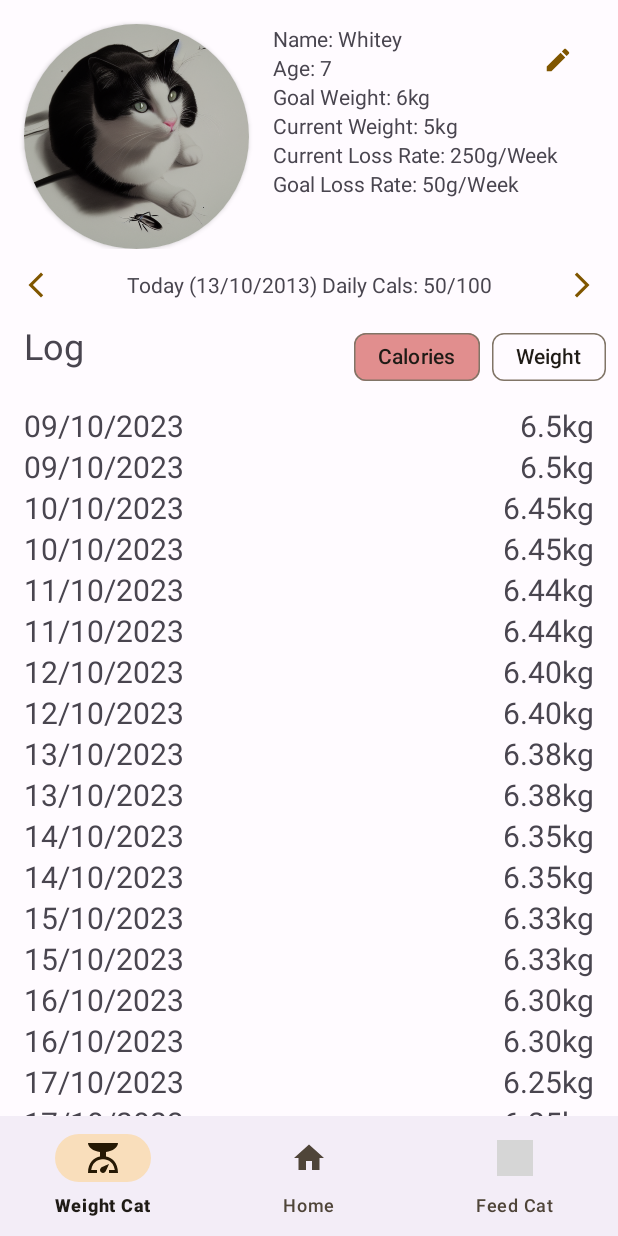
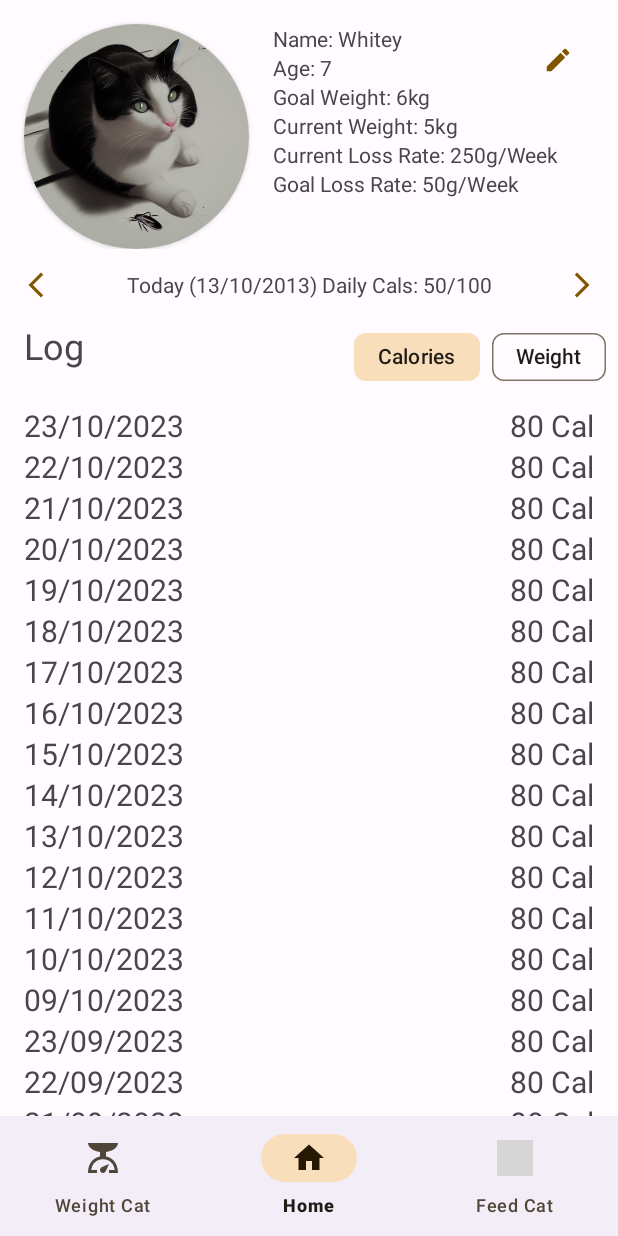
Before and after one commit to Niko361/COS30017_Custom_APP, an Android app: the screen it shows after launch (MainActivity), on a phone screen of 412 x 824 dp. Run offline under Robolectric (Android 15) with nearby library versions, the phone set to English and light mode, and no system bars; grey boxes are pictures that could not be loaded.

Commit message:
Feat: calorie log in feed and main activities

```diff
--- a/app/src/main/AndroidManifest.xml
+++ b/app/src/main/AndroidManifest.xml
@@ -14,8 +14,9 @@
         tools:targetApi="31">
         <activity android:name=".LogWeightActivity"
             android:exported="false"/>
-        <activity android:name=".LogFoodEntry"
-            android:exported="false"/>
+        <activity android:name=".LogFoodEntryActivity"
+            android:exported="false"
+             />
         <activity
             android:name=".MainActivity"
             android:exported="true">
--- a/app/src/main/java/com/example/customappproject/MainActivity.kt
+++ b/app/src/main/java/com/example/customappproject/MainActivity.kt
@@ -6,6 +6,7 @@ import android.os.Bundle
 import android.util.Log
 import androidx.recyclerview.widget.LinearLayoutManager
 import androidx.recyclerview.widget.RecyclerView
+import com.google.android.material.chip.Chip
 import com.google.android.material.navigation.NavigationBarView
 import java.time.LocalDateTime
 import java.time.format.DateTimeFormatter
@@ -27,33 +28,85 @@ class MainActivity : AppCompatActivity() {
         GenericLogEntry(LocalDateTime.parse("11/10/23 19:00", DateTimeFormatter.ofPattern("dd/MM/yy HH:mm")), "6.44kg"),
         GenericLogEntry(LocalDateTime.parse("10/10/23 19:00", DateTimeFormatter.ofPattern("dd/MM/yy HH:mm")), "6.45kg"),
         GenericLogEntry(LocalDateTime.parse("09/10/23 19:00", DateTimeFormatter.ofPattern("dd/MM/yy HH:mm")), "6.5kg"),
-        GenericLogEntry(LocalDateTime.parse("23/10/23 19:00", DateTimeFormatter.ofPattern("dd/MM/yy HH:mm")), "6.0kg"),
-        GenericLogEntry(LocalDateTime.parse("22/10/23 19:00", DateTimeFormatter.ofPattern("dd/MM/yy HH:mm")), "6.04kg"),
-        GenericLogEntry(LocalDateTime.parse("21/10/23 19:00", DateTimeFormatter.ofPattern("dd/MM/yy HH:mm")), "6.10kg"),
-        GenericLogEntry(LocalDateTime.parse("20/10/23 19:00", DateTimeFormatter.ofPattern("dd/MM/yy HH:mm")), "6.18kg"),
-        GenericLogEntry(LocalDateTime.parse("19/10/23 19:00", DateTimeFormatter.ofPattern("dd/MM/yy HH:mm")), "6.20kg"),
-        GenericLogEntry(LocalDateTime.parse("18/10/23 19:00", DateTimeFormatter.ofPattern("dd/MM/yy HH:mm")), "6.22kg"),
-        GenericLogEntry(LocalDateTime.parse("17/10/23 19:00", DateTimeFormatter.ofPattern("dd/MM/yy HH:mm")), "6.25kg"),
-        GenericLogEntry(LocalDateTime.parse("16/10/23 19:00", DateTimeFormatter.ofPattern("dd/MM/yy HH:mm")), "6.30kg"),
-        GenericLogEntry(LocalDateTime.parse("15/10/23 19:00", DateTimeFormatter.ofPattern("dd/MM/yy HH:mm")), "6.33kg"),
-        GenericLogEntry(LocalDateTime.parse("14/10/23 19:00", DateTimeFormatter.ofPattern("dd/MM/yy HH:mm")), "6.35kg"),
-        GenericLogEntry(LocalDateTime.parse("13/10/23 19:00", DateTimeFormatter.ofPattern("dd/MM/yy HH:mm")), "6.38kg"),
-        GenericLogEntry(LocalDateTime.parse("12/10/23 19:00", DateTimeFormatter.ofPattern("dd/MM/yy HH:mm")), "6.40kg"),
-        GenericLogEntry(LocalDateTime.parse("11/10/23 19:00", DateTimeFormatter.ofPattern("dd/MM/yy HH:mm")), "6.44kg"),
-        GenericLogEntry(LocalDateTime.parse("10/10/23 19:00", DateTimeFormatter.ofPattern("dd/MM/yy HH:mm")), "6.45kg"),
-        GenericLogEntry(LocalDateTime.parse("09/10/23 19:00", DateTimeFormatter.ofPattern("dd/MM/yy HH:mm")), "6.5kg"),
+        GenericLogEntry(LocalDateTime.parse("23/09/23 19:00", DateTimeFormatter.ofPattern("dd/MM/yy HH:mm")), "6.55kg"),
+        GenericLogEntry(LocalDateTime.parse("22/09/23 19:00", DateTimeFormatter.ofPattern("dd/MM/yy HH:mm")), "6.60kg"),
+        GenericLogEntry(LocalDateTime.parse("21/09/23 19:00", DateTimeFormatter.ofPattern("dd/MM/yy HH:mm")), "6.60kg"),
+        GenericLogEntry(LocalDateTime.parse("20/09/23 19:00", DateTimeFormatter.ofPattern("dd/MM/yy HH:mm")), "6.62kg"),
+        GenericLogEntry(LocalDateTime.parse("19/09/23 19:00", DateTimeFormatter.ofPattern("dd/MM/yy HH:mm")), "6.62kg"),
+        GenericLogEntry(LocalDateTime.parse("18/09/23 19:00", DateTimeFormatter.ofPattern("dd/MM/yy HH:mm")), "6.64kg"),
+        GenericLogEntry(LocalDateTime.parse("17/09/23 19:00", DateTimeFormatter.ofPattern("dd/MM/yy HH:mm")), "6.65kg"),
+        GenericLogEntry(LocalDateTime.parse("16/09/23 19:00", DateTimeFormatter.ofPattern("dd/MM/yy HH:mm")), "6.66kg"),
+        GenericLogEntry(LocalDateTime.parse("15/09/23 19:00", DateTimeFormatter.ofPattern("dd/MM/yy HH:mm")), "6.67kg"),
+        GenericLogEntry(LocalDateTime.parse("14/09/23 19:00", DateTimeFormatter.ofPattern("dd/MM/yy HH:mm")), "6.70kg"),
+        GenericLogEntry(LocalDateTime.parse("13/09/23 19:00", DateTimeFormatter.ofPattern("dd/MM/yy HH:mm")), "6.71kg"),
+        GenericLogEntry(LocalDateTime.parse("12/09/23 19:00", DateTimeFormatter.ofPattern("dd/MM/yy HH:mm")), "6.73kg"),
+        GenericLogEntry(LocalDateTime.parse("11/09/23 19:00", DateTimeFormatter.ofPattern("dd/MM/yy HH:mm")), "6.74kg"),
+        GenericLogEntry(LocalDateTime.parse("10/09/23 19:00", DateTimeFormatter.ofPattern("dd/MM/yy HH:mm")), "6.75kg"),
+        GenericLogEntry(LocalDateTime.parse("09/09/23 19:00", DateTimeFormatter.ofPattern("dd/MM/yy HH:mm")), "6.75kg")
+    )
+
+    var calorieLogs = mutableListOf(
+        GenericLogEntry(LocalDateTime.parse("23/10/23 19:00", DateTimeFormatter.ofPattern("dd/MM/yy HH:mm")), "80 Cal"),
+        GenericLogEntry(LocalDateTime.parse("22/10/23 19:00", DateTimeFormatter.ofPattern("dd/MM/yy HH:mm")), "80 Cal"),
+        GenericLogEntry(LocalDateTime.parse("21/10/23 19:00", DateTimeFormatter.ofPattern("dd/MM/yy HH:mm")), "80 Cal"),
+        GenericLogEntry(LocalDateTime.parse("20/10/23 19:00", DateTimeFormatter.ofPattern("dd/MM/yy HH:mm")), "80 Cal"),
+        GenericLogEntry(LocalDateTime.parse("19/10/23 19:00", DateTimeFormatter.ofPattern("dd/MM/yy HH:mm")), "80 Cal"),
+        GenericLogEntry(LocalDateTime.parse("18/10/23 19:00", DateTimeFormatter.ofPattern("dd/MM/yy HH:mm")), "80 Cal"),
+        GenericLogEntry(LocalDateTime.parse("17/10/23 19:00", DateTimeFormatter.ofPattern("dd/MM/yy HH:mm")), "80 Cal"),
+        GenericLogEntry(LocalDateTime.parse("16/10/23 19:00", DateTimeFormatter.ofPattern("dd/MM/yy HH:mm")), "80 Cal"),
+        GenericLogEntry(LocalDateTime.parse("15/10/23 19:00", DateTimeFormatter.ofPattern("dd/MM/yy HH:mm")), "80 Cal"),
+        GenericLogEntry(LocalDateTime.parse("14/10/23 19:00", DateTimeFormatter.ofPattern("dd/MM/yy HH:mm")), "80 Cal"),
+        GenericLogEntry(LocalDateTime.parse("13/10/23 19:00", DateTimeFormatter.ofPattern("dd/MM/yy HH:mm")), "80 Cal"),
+        GenericLogEntry(LocalDateTime.parse("12/10/23 19:00", DateTimeFormatter.ofPattern("dd/MM/yy HH:mm")), "80 Cal"),
+        GenericLogEntry(LocalDateTime.parse("11/10/23 19:00", DateTimeFormatter.ofPattern("dd/MM/yy HH:mm")), "80 Cal"),
+        GenericLogEntry(LocalDateTime.parse("10/10/23 19:00", DateTimeFormatter.ofPattern("dd/MM/yy HH:mm")), "80 Cal"),
+        GenericLogEntry(LocalDateTime.parse("09/10/23 19:00", DateTimeFormatter.ofPattern("dd/MM/yy HH:mm")), "80 Cal"),
+        GenericLogEntry(LocalDateTime.parse("23/09/23 19:00", DateTimeFormatter.ofPattern("dd/MM/yy HH:mm")), "80 Cal"),
+        GenericLogEntry(LocalDateTime.parse("22/09/23 19:00", DateTimeFormatter.ofPattern("dd/MM/yy HH:mm")), "80 Cal"),
+        GenericLogEntry(LocalDateTime.parse("21/09/23 19:00", DateTimeFormatter.ofPattern("dd/MM/yy HH:mm")), "80 Cal"),
+        GenericLogEntry(LocalDateTime.parse("20/09/23 19:00", DateTimeFormatter.ofPattern("dd/MM/yy HH:mm")), "80 Cal"),
+        GenericLogEntry(LocalDateTime.parse("19/09/23 19:00", DateTimeFormatter.ofPattern("dd/MM/yy HH:mm")), "80 Cal"),
+        GenericLogEntry(LocalDateTime.parse("18/09/23 19:00", DateTimeFormatter.ofPattern("dd/MM/yy HH:mm")), "80 Cal"),
+        GenericLogEntry(LocalDateTime.parse("17/09/23 19:00", DateTimeFormatter.ofPattern("dd/MM/yy HH:mm")), "80 Cal"),
+        GenericLogEntry(LocalDateTime.parse("16/09/23 19:00", DateTimeFormatter.ofPattern("dd/MM/yy HH:mm")), "80 Cal"),
+        GenericLogEntry(LocalDateTime.parse("15/09/23 19:00", DateTimeFormatter.ofPattern("dd/MM/yy HH:mm")), "80 Cal"),
+        GenericLogEntry(LocalDateTime.parse("14/09/23 19:00", DateTimeFormatter.ofPattern("dd/MM/yy HH:mm")), "80 Cal"),
+        GenericLogEntry(LocalDateTime.parse("13/09/23 19:00", DateTimeFormatter.ofPattern("dd/MM/yy HH:mm")), "80 Cal"),
+        GenericLogEntry(LocalDateTime.parse("12/09/23 19:00", DateTimeFormatter.ofPattern("dd/MM/yy HH:mm")), "80 Cal"),
+        GenericLogEntry(LocalDateTime.parse("11/09/23 19:00", DateTimeFormatter.ofPattern("dd/MM/yy HH:mm")), "80 Cal"),
+        GenericLogEntry(LocalDateTime.parse("10/09/23 19:00", DateTimeFormatter.ofPattern("dd/MM/yy HH:mm")), "80 Cal"),
+        GenericLogEntry(LocalDateTime.parse("09/09/23 19:00", DateTimeFormatter.ofPattern("dd/MM/yy HH:mm")), "80 Cal"),
     )
 
     override fun onCreate(savedInstanceState: Bundle?) {
         super.onCreate(savedInstanceState)
         setContentView(R.layout.activity_main)
 
-        weightLogs.sortBy{it.datetime}
+        val caloriesChip = findViewById<Chip>(R.id.caloriesChip)
+        val weightChip = findViewById<Chip>(R.id.weightChip)
 
-        drawRecyclerView()
+        caloriesChip.isChecked = true
+
+        caloriesChip.setOnClickListener {
+            caloriesChip.isChecked = true
+            weightChip.isChecked = false
+            drawRecyclerView(calorieLogs)
+        }
+
+        weightChip.setOnClickListener {
+            caloriesChip.isChecked = false
+            weightChip.isChecked = true
+            drawRecyclerView(weightLogs)
+        }
+
+
+
+        weightLogs.sortByDescending{it.datetime}
+
+        drawRecyclerView(calorieLogs)
 
         val bottomNavBar = findViewById<NavigationBarView>(R.id.bottom_navigation)
-
+        bottomNavBar.selectedItemId = R.id.home
         bottomNavBar.setOnItemSelectedListener { item ->
             when(item.itemId) {
                 R.id.weight_cat -> {
@@ -65,7 +118,7 @@ class MainActivity : AppCompatActivity() {
                 }
                 R.id.feed_cat -> {
                     Log.i("LOGME", "FEED")
-                    val intent = Intent(this, LogFoodEntry::class.java)
+                    val intent = Intent(this, LogFoodEntryActivity::class.java)
                     startActivity(intent)
                     true
                 }
@@ -78,11 +131,19 @@ class MainActivity : AppCompatActivity() {
         }
     }
 
-    fun drawRecyclerView()
+    override fun onResume() {
+        super.onResume()
+        val bottomNavBar = findViewById<NavigationBarView>(R.id.bottom_navigation)
+        bottomNavBar.selectedItemId = R.id.home
+    }
+
+    fun drawRecyclerView(input: MutableList<GenericLogEntry>)
     {
+
+        input.sortByDescending{it.datetime}
         val list = findViewById<RecyclerView>(R.id.genericLogRecyclerView)
 
-        list.adapter = GenericLogListAdapter(weightLogs)
+        list.adapter = GenericLogListAdapter(input)
         list.layoutManager = LinearLayoutManager(this)
     }
 }
--- a/app/src/main/res/layout/activity_main.xml
+++ b/app/src/main/res/layout/activity_main.xml
@@ -175,13 +175,14 @@
                     android:layout_width="wrap_content"
                     android:layout_height="wrap_content"
                     android:layout_weight="1"
-                    android:text="Calories"
-                    app:chipBackgroundColor="#E18E8E" />
+                    android:checkable="true"
+                    android:text="Calories"/>
 
                 <com.google.android.material.chip.Chip
                     android:id="@+id/weightChip"
                     android:layout_width="wrap_content"
                     android:layout_height="wrap_content"
+                    android:checkable="true"
                     android:text="Weight" />
             </com.google.android.material.chip.ChipGroup>
 
--- a/app/src/main/res/menu/food_dropdown.xml
+++ b/app/src/main/res/menu/food_dropdown.xml
@@ -6,4 +6,6 @@
         android:title="Friskies, Dry" />
     <item android:id="@+id/option_3"
         android:title="Purina, Wet" />
+    <item android:id="@+id/option_4"
+        android:title="Add New Food" />
 </menu>
```
Also changed, not shown: app/src/main/java/com/example/customappproject/LogWeightActivity.kt (+18 -17 lines), app/src/main/res/layout/log_food.xml (+55 -44 lines), app/src/main/res/layout/log_weight.xml (+10 -10 lines).
